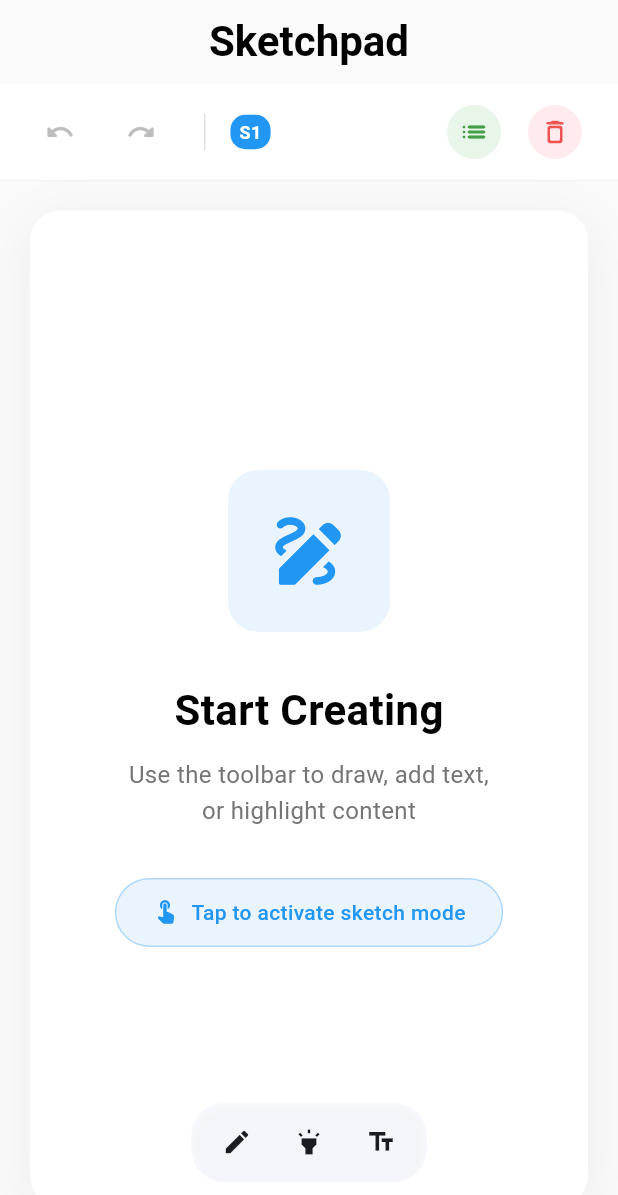
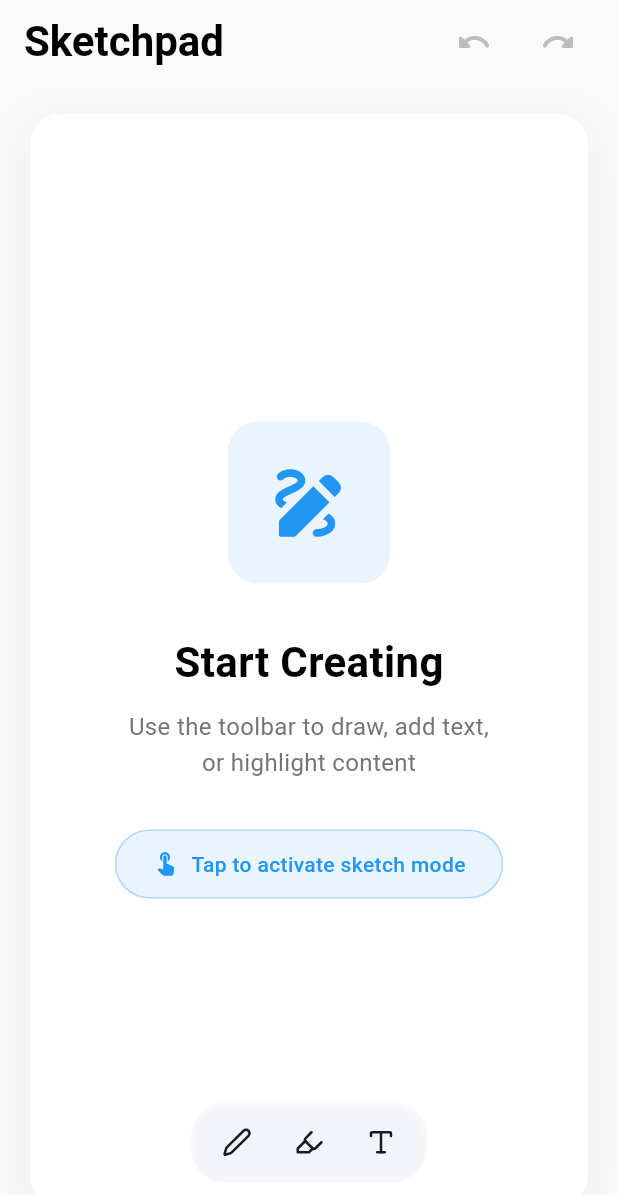
Before and after one commit to ToniVinter/flutter_sketchpad, a Flutter app: the screen it shows after launch, on a phone screen of 412 x 824 dp. Shown: the top 1195 px of the screen. Run offline on Flutter 3.47's test engine with Material 3 defaults, Android fonts, the phone set to English and light mode, and no system bars; our stand-ins replace flutter_lucide, freezed_annotation; Roboto replaces fonts that are missing (SF Pro Display).

```diff
--- a/example/lib/main.dart
+++ b/example/lib/main.dart
@@ -21,7 +21,7 @@ class MyApp extends StatelessWidget {
         fontFamily: 'SF Pro Display', // iOS-style font
         appBarTheme: const AppBarTheme(
           elevation: 0,
-          centerTitle: true,
+          centerTitle: false,
           titleTextStyle: TextStyle(
             fontSize: 22,
             fontWeight: FontWeight.w600,
@@ -60,12 +60,14 @@ class SketchpadExamplePage extends StatefulWidget {
 
 class _SketchpadExamplePageState extends State<SketchpadExamplePage> {
   List<SketchInsert> inserts = [];
-  int currentSection = 0;
 
   // Undo/Redo functionality
   List<List<SketchInsert>> history = [];
   int historyIndex = -1;
   bool isUndoRedoOperation = false;
+
+  // Scroll control - set to true when specific annotation tools are active (drawing, text, highlight)
+  bool isAnnotationToolActive = false;
 
   @override
   void initState() {
@@ -132,7 +134,9 @@ class _SketchpadExamplePageState extends State<SketchpadExamplePage> {
     return Scaffold(
       backgroundColor: isDark ? Colors.grey[900] : Colors.grey[50],
       appBar: AppBar(
-        title: Text(
+        title: GestureDetector(
+          onTap: () => _showInsertsList(context),
+          child: Text(
             'Sketchpad',
             style: TextStyle(
               color: isDark ? Colors.white : Colors.black,
@@ -140,37 +144,20 @@ class _SketchpadExamplePageState extends State<SketchpadExamplePage> {
               fontSize: 28,
             ),
           ),
+        ),
         backgroundColor: isDark ? Colors.grey[900] : Colors.grey[50],
         elevation: 0,
-        centerTitle: true,
-      ),
-      body: Column(
-        children: [
-          // Toolbar below app bar
-          Container(
-            width: double.infinity,
-            padding: const EdgeInsets.symmetric(horizontal: 16, vertical: 8),
-            decoration: BoxDecoration(
-              color: isDark ? Colors.grey[850] : Colors.white,
-              border: Border(
-                bottom: BorderSide(
-                  color: isDark ? Colors.grey[700]! : Colors.grey[200]!,
-                  width: 0.5,
-                ),
-              ),
-            ),
-            child: Row(
-              children: [
-                // Drawing Tools Section
+        centerTitle: false,
+        actions: [
           // Undo button
           Container(
-                  margin: const EdgeInsets.only(right: 6),
+            margin: const EdgeInsets.only(right: 8),
             child: IconButton(
               onPressed: canUndo ? _undo : null,
               icon: Icon(
                 Icons.undo_rounded,
                 color: canUndo ? Colors.orange[600] : Colors.grey[400],
-                      size: 20,
+                size: 24,
               ),
               style: IconButton.styleFrom(
                 backgroundColor: canUndo
@@ -179,7 +166,7 @@ class _SketchpadExamplePageState extends State<SketchpadExamplePage> {
                         : Colors.orange[50])
                     : Colors.transparent,
                 padding: const EdgeInsets.all(8),
-                      minimumSize: const Size(36, 36),
+                minimumSize: const Size(40, 40),
               ),
               tooltip: 'Undo',
             ),
@@ -187,13 +174,13 @@ class _SketchpadExamplePageState extends State<SketchpadExamplePage> {
 
           // Redo button
           Container(
-                  margin: const EdgeInsets.only(right: 12),
+            margin: const EdgeInsets.only(right: 16),
             child: IconButton(
               onPressed: canRedo ? _redo : null,
               icon: Icon(
                 Icons.redo_rounded,
                 color: canRedo ? Colors.orange[600] : Colors.grey[400],
-                      size: 20,
+                size: 24,
               ),
               style: IconButton.styleFrom(
                 backgroundColor: canRedo
@@ -202,96 +189,21 @@ class _SketchpadExamplePageState extends State<SketchpadExamplePage> {
                         : Colors.orange[50])
                     : Colors.transparent,
                 padding: const EdgeInsets.all(8),
-                      minimumSize: const Size(36, 36),
+                minimumSize: const Size(40, 40),
               ),
               tooltip: 'Redo',
             ),
           ),
-
-                // Vertical divider
-                Container(
-                  height: 24,
-                  width: 1,
-                  color: isDark ? Colors.grey[600] : Colors.grey[300],
-                  margin: const EdgeInsets.symmetric(horizontal: 6),
-                ),
-
-                // Section switcher button
-                Container(
-                  margin: const EdgeInsets.only(right: 10),
-                  child: IconButton(
-                    onPressed: _switchSection,
-                    icon: Container(
-                      padding: const EdgeInsets.symmetric(
-                          horizontal: 6, vertical: 3),
-                      decoration: BoxDecoration(
-                        color: Colors.blue,
-                        borderRadius: BorderRadius.circular(10),
-                      ),
-                      child: Text(
-                        'S${currentSection + 1}',
-                        style: const TextStyle(
-                          color: Colors.white,
-                          fontWeight: FontWeight.w600,
-                          fontSize: 12,
-                        ),
-                      ),
-                    ),
-                    tooltip: 'Switch Section',
-                  ),
-                ),
-
-                // Spacer to push management tools to the right
-                const Spacer(),
-
-                // Management Tools Section
-                // Inserts list button
-                Container(
-                  margin: const EdgeInsets.only(right: 6),
-                  child: IconButton(
-                    onPressed: () => _showInsertsList(context),
-                    icon: Icon(
-                      Icons.list_rounded,
-                      color: Colors.green[600],
-                      size: 20,
-                    ),
-                    style: IconButton.styleFrom(
-                      backgroundColor: isDark
-                          ? Colors.green[600]?.withValues(alpha: 0.1)
-                          : Colors.green[50],
-                      padding: const EdgeInsets.all(8),
-                      minimumSize: const Size(36, 36),
-                    ),
-                    tooltip: 'View Elements',
-                  ),
-                ),
-
-                // Clear all button
-                Container(
-                  margin: const EdgeInsets.only(right: 2),
-                  child: IconButton(
-                    onPressed: () => _showClearConfirmation(context),
-                    icon: Icon(
-                      Icons.delete_outline_rounded,
-                      color: Colors.red[400],
-                      size: 20,
-                    ),
-                    style: IconButton.styleFrom(
-                      backgroundColor: isDark
-                          ? Colors.red[400]?.withValues(alpha: 0.1)
-                          : Colors.red[50],
-                      padding: const EdgeInsets.all(8),
-                      minimumSize: const Size(36, 36),
-                    ),
-                    tooltip: 'Clear All',
-                  ),
-                ),
         ],
       ),
-          ),
-
+      body: CustomScrollView(
+        // Disable scrolling when annotation tools are active
+        physics: isAnnotationToolActive
+            ? const NeverScrollableScrollPhysics()
+            : const AlwaysScrollableScrollPhysics(),
+        slivers: [
           // Main sketchpad content
-          Expanded(
+          SliverFillRemaining(
             child: Padding(
               padding: const EdgeInsets.all(20.0),
               child: Container(
@@ -311,14 +223,14 @@ class _SketchpadExamplePageState extends State<SketchpadExamplePage> {
                 child: ClipRRect(
                   borderRadius: BorderRadius.circular(20),
                   child: SketchWrapper(
-                    sectionIndex: currentSection,
+                    sectionIndex: 0,
                     inserts: inserts,
                     isSketchMode: true,
                     onSaveInsert:
                         (sectionIndex, points, strokeWidth, color, type) {
                       final insert = SketchInsert(
                         id: DateTime.now().millisecondsSinceEpoch.toString(),
-                        sectionIndex: sectionIndex,
+                        sectionIndex: 0,
                         points: points,
                         color: color,
                         strokeWidth: strokeWidth,
@@ -334,7 +246,7 @@ class _SketchpadExamplePageState extends State<SketchpadExamplePage> {
                         (sectionIndex, text, position, color, fontSize) {
                       final insert = SketchInsert(
                         id: DateTime.now().millisecondsSinceEpoch.toString(),
-                        sectionIndex: sectionIndex,
+                        sectionIndex: 0,
                         points: [],
                         color: color,
                         strokeWidth: 1.0,
@@ -393,9 +305,7 @@ class _SketchpadExamplePageState extends State<SketchpadExamplePage> {
                     child: SizedBox(
                       width: double.infinity,
                       height: double.infinity,
-                      child: inserts
-                              .where((i) => i.sectionIndex == currentSection)
-                              .isEmpty
+                      child: inserts.isEmpty
                           ? _buildEmptyState(isDark)
                           : Container(),
                     ),
@@ -484,60 +394,9 @@ class _SketchpadExamplePageState extends State<SketchpadExamplePage> {
     );
   }
 
-  void _switchSection() {
-    setState(() {
-      currentSection = (currentSection + 1) % 3;
-    });
-    _showSuccessHaptic();
-  }
-
   void _showSuccessHaptic() {
     // Add haptic feedback for better UX
     // HapticFeedback.lightImpact();
-  }
-
-  void _showClearConfirmation(BuildContext context) {
-    showDialog(
-      context: context,
-      builder: (context) => AlertDialog(
-        shape: RoundedRectangleBorder(
-          borderRadius: BorderRadius.circular(16),
-        ),
-        title: const Text(
-          'Clear All',
-          style: TextStyle(fontWeight: FontWeight.w600),
-        ),
-        content: const Text(
-          'Are you sure you want to clear all sketches and annotations?',
-        ),
-        actions: [
-          TextButton(
-            onPressed: () => Navigator.of(context).pop(),
-            child: Text(
-              'Cancel',
-              style: TextStyle(color: Colors.grey[600]),
-            ),
-          ),
-          TextButton(
-            onPressed: () {
-              setState(() {
-                inserts.clear();
-              });
-              _saveToHistory(); // Save to history after clearing
-              Navigator.of(context).pop();
-              _showSuccessHaptic();
-            },
-            child: const Text(
-              'Clear',
-              style: TextStyle(
-                color: Colors.red,
-                fontWeight: FontWeight.w600,
-              ),
-            ),
-          ),
-        ],
-      ),
-    );
   }
 
   void _showInsertsList(BuildContext context) {
@@ -593,26 +452,33 @@ class _SketchpadExamplePageState extends State<SketchpadExamplePage> {
                 _showDetailedInsertsList(context);
               },
             ),
-            if (inserts.isNotEmpty) ...[
             const SizedBox(height: 8),
             ListTile(
               leading: Container(
                 padding: const EdgeInsets.all(8),
                 decoration: BoxDecoration(
-                    color: Colors.red.withValues(alpha: 0.1),
+                  color: Colors.blue.withValues(alpha: 0.1),
                   borderRadius: BorderRadius.circular(8),
                 ),
-                  child: const Icon(Icons.delete_outline_rounded,
-                      color: Colors.red),
+                child: const Icon(Icons.refresh_rounded, color: Colors.blue),
               ),
-                title: const Text('Clear All'),
+              title: Text(
+                'Refresh All',
+                style: TextStyle(
+                  color: Colors.blue[600],
+                  fontWeight: FontWeight.w600,
+                ),
+              ),
               trailing: const Icon(Icons.arrow_forward_ios_rounded, size: 16),
               onTap: () {
                 Navigator.of(context).pop();
-                  _showClearConfirmation(context);
+                setState(() {
+                  inserts.clear();
+                });
+                _saveToHistory();
+                _showSuccessHaptic();
               },
             ),
-            ],
             const SizedBox(height: 20),
           ],
         ),
@@ -632,8 +498,12 @@ class _SketchpadExamplePageState extends State<SketchpadExamplePage> {
             _saveToHistory(); // Save to history after deleting
             _showSuccessHaptic();
           },
-          onClearAll: () {
-            _showClearConfirmation(context);
+          onRefreshAll: () {
+            setState(() {
+              inserts.clear();
+            });
+            _saveToHistory();
+            _showSuccessHaptic();
           },
         ),
       ),
@@ -644,13 +514,13 @@ class _SketchpadExamplePageState extends State<SketchpadExamplePage> {
 class SketchElementsListPage extends StatefulWidget {
   final List<SketchInsert> inserts;
   final Function(int) onInsertDeleted;
-  final VoidCallback onClearAll;
+  final VoidCallback onRefreshAll;
 
   const SketchElementsListPage({
     super.key,
     required this.inserts,
     required this.onInsertDeleted,
-    required this.onClearAll,
+    required this.onRefreshAll,
   });
 
   @override
@@ -677,12 +547,12 @@ class _SketchElementsListPageState extends State<SketchElementsListPage> {
           TextButton(
             onPressed: () {
               Navigator.of(context).pop();
-              widget.onClearAll();
+              widget.onRefreshAll();
             },
             child: Text(
-              'Clear All',
+              'Refresh All',
               style: TextStyle(
-                color: Colors.red[400],
+                color: Colors.blue[600],
                 fontWeight: FontWeight.w600,
               ),
             ),
@@ -748,7 +618,6 @@ class _SketchElementsListPageState extends State<SketchElementsListPage> {
                             : 'Drawing (${insert.points.length} points)',
                         style: const TextStyle(fontWeight: FontWeight.w500),
                       ),
-                      subtitle: Text('Section ${insert.sectionIndex + 1}'),
                       trailing: IconButton(
                         onPressed: () {
                           // Find the original index in the main inserts list
--- a/lib/flutter_sketchpad.dart
+++ b/lib/flutter_sketchpad.dart
@@ -6,6 +6,6 @@ export 'src/widgets/sketch_canvas.dart';
 export 'src/widgets/sketch_toolbar.dart';
 export 'src/widgets/sketch_wrapper.dart';
 export 'src/widgets/controls/sketch_color_button.dart';
-export 'src/widgets/controls/sketch_stroke_width_button.dart';
+export 'src/widgets/sketch_stroke_width_button.dart';
 export 'src/widgets/controls/sketch_font_size_button.dart';
 export 'src/widgets/controls/sketch_settings_overlay.dart';
--- a/lib/src/widgets/sketch_toolbar.dart
+++ b/lib/src/widgets/sketch_toolbar.dart
@@ -1,9 +1,10 @@
 import 'dart:ui';
 
 import 'package:flutter/material.dart';
+import 'package:flutter_lucide/flutter_lucide.dart';
 import 'controls/sketch_color_button.dart';
 import 'controls/sketch_font_size_button.dart';
-import 'controls/sketch_stroke_width_button.dart';
+import 'sketch_stroke_width_button.dart';
 
 /// A toolbar that provides sketch tools for marking up content.
 class SketchToolbar extends StatelessWidget {
@@ -105,7 +106,7 @@ class SketchToolbar extends StatelessWidget {
             children: [
               // Drawing mode toggle (pen icon)
               _buildToolbarButton(
-                icon: Icons.edit,
+                icon: LucideIcons.pen,
                 isSelected: isDrawingMode && !isEraserMode,
                 tooltip: 'Toggle Drawing Mode',
                 onPressed: () {
@@ -123,7 +124,7 @@ class SketchToolbar extends StatelessWidget {
               const SizedBox(width: 12),
               // Highlight mode toggle
               _buildToolbarButton(
-                icon: Icons.highlight,
+                icon: LucideIcons.highlighter,
                 isSelected: isHighlightMode,
                 tooltip: 'Toggle Highlight Mode',
                 onPressed: onToggleHighlightMode,
@@ -133,7 +134,7 @@ class SketchToolbar extends StatelessWidget {
               const SizedBox(width: 12),
               // Text mode toggle (text icon)
               _buildToolbarButton(
-                icon: Icons.text_fields,
+                icon: LucideIcons.type,
                 isSelected: isTextMode,
                 tooltip: 'Toggle Text Mode',
                 onPressed: onToggleTextMode,
--- a/pubspec.yaml
+++ b/pubspec.yaml
@@ -9,6 +9,7 @@ environment:
 dependencies:
   flutter:
     sdk: flutter
+  flutter_lucide: ^1.6.2
   freezed_annotation: ^2.4.1
   json_annotation: ^4.9.0
 
```
Also changed, not shown: lib/src/widgets/controls/sketch_font_size_button.dart (+22 -12 lines), lib/src/widgets/controls/sketch_stroke_width_button.dart (deleted, +0 -93 lines), lib/src/widgets/sketch_stroke_width_button.dart (added, +90 -0 lines), example/pubspec.lock, pubspec.lock, 1 other file. Lines whose indentation alone changed are shown as unchanged.
